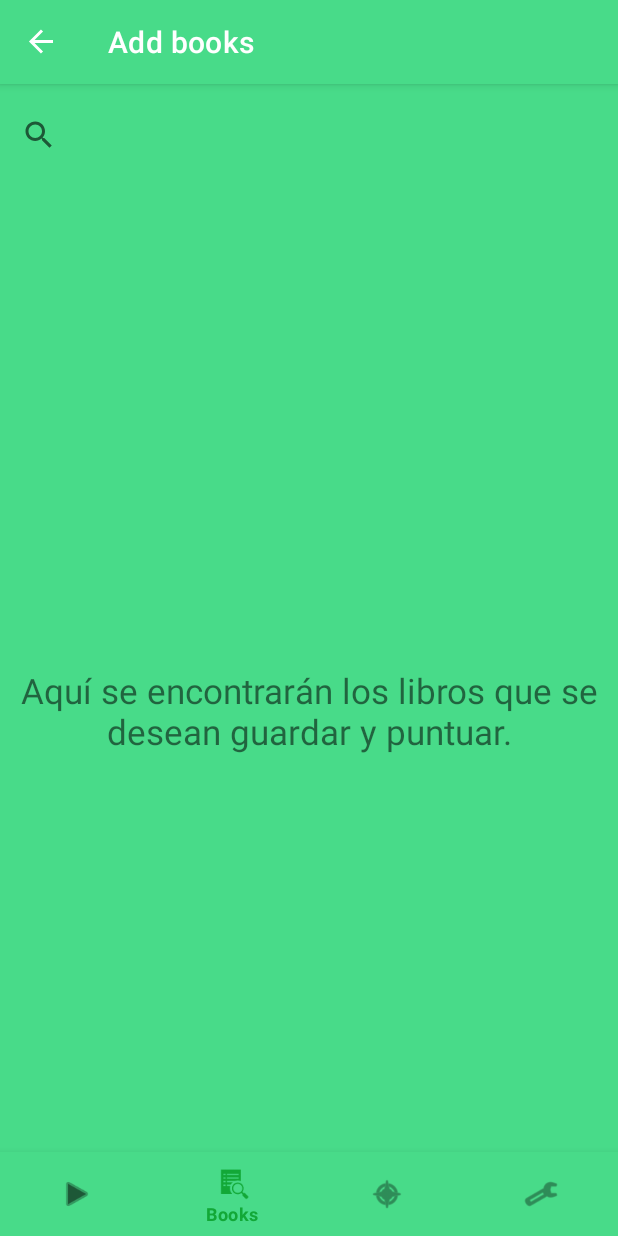
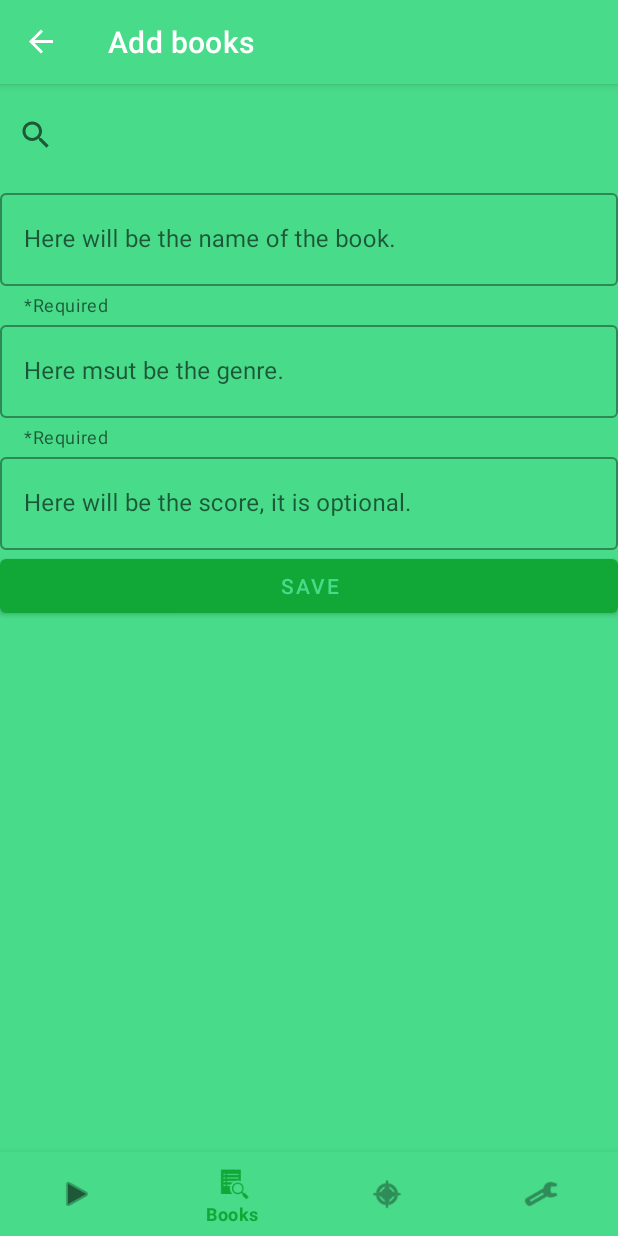
Before and after one commit to ceruz99/PathSeen, an Android app: the AddBooksFragment screen opened through its navigation route, on a phone screen of 412 x 824 dp. Run offline under Robolectric (Android 15) with nearby library versions, the phone set to English and light mode, and no system bars; our stand-ins replace Firebase (no records; nobody signed in at launch, a user with empty details on screens opened directly), navigation-ui.

Commit message:
Se logra almacenar libros en firestore.

```diff
--- a/app/src/main/java/com/example/pathseen/ui/AddBooks/AddBooksFragment.kt
+++ b/app/src/main/java/com/example/pathseen/ui/AddBooks/AddBooksFragment.kt
@@ -5,56 +5,48 @@ import androidx.fragment.app.Fragment
 import android.view.LayoutInflater
 import android.view.View
 import android.view.ViewGroup
+import android.widget.Toast
+import androidx.lifecycle.ViewModelProvider
+import androidx.navigation.fragment.findNavController
 import com.example.pathseen.R
+import com.example.pathseen.databinding.FragmentAddBooksBinding
 
-// TODO: Rename parameter arguments, choose names that match
-// the fragment initialization parameters, e.g. ARG_ITEM_NUMBER
-private const val ARG_PARAM1 = "param1"
-private const val ARG_PARAM2 = "param2"
+class AddBooksFragment : Fragment() {
 
-/**
- * A simple [Fragment] subclass.
- * Use the [AddBooksFragment.newInstance] factory method to
- * create an instance of this fragment.
- */
-class AddBooksFragment : Fragment() {
-    // TODO: Rename and change types of parameters
-    private var param1: String? = null
-    private var param2: String? = null
-
+    private var _binding: FragmentAddBooksBinding? = null
+    private val binding get() = _binding!!
     override fun onCreate(savedInstanceState: Bundle?) {
         super.onCreate(savedInstanceState)
-        arguments?.let {
-            param1 = it.getString(ARG_PARAM1)
-            param2 = it.getString(ARG_PARAM2)
-        }
     }
 
     override fun onCreateView(
         inflater: LayoutInflater, container: ViewGroup?,
         savedInstanceState: Bundle?
     ): View? {
-        // Inflate the layout for this fragment
-        return inflater.inflate(R.layout.fragment_add_books, container, false)
+        _binding = FragmentAddBooksBinding.inflate(inflater, container, false)
+        val root: View = binding.root
+
+        val addBooksViewModel = ViewModelProvider(this).get(AddBooksViewModel::class.java)
+
+        addBooksViewModel.errorMsg.observe(viewLifecycleOwner){errorMsg->
+            Toast.makeText(requireActivity(), errorMsg, Toast.LENGTH_LONG).show()
+        }
+
+        addBooksViewModel.createBookSuccess.observe(viewLifecycleOwner){
+            requireActivity().onBackPressedDispatcher.onBackPressed()
+        }
+
+        binding.saveButton.setOnClickListener(){
+            val nameBook= binding.booksExampleEditText.text.toString()
+            val genreBook= binding.genreBooksEditText.text.toString()
+            val scoreBook= binding.scoreBooksEditText.text.toString()
+            addBooksViewModel.saveBook(nameBook,genreBook,scoreBook)
+            //findNavController().navigate(R.id.action_addBooksFragment_to_navigation_books)
+        }
+
+        return root
+
+
     }
 
-    companion object {
-        /**
-         * Use this factory method to create a new instance of
-         * this fragment using the provided parameters.
-         *
-         * @param param1 Parameter 1.
-         * @param param2 Parameter 2.
-         * @return A new instance of fragment AddBooksFragment.
-         */
-        // TODO: Rename and change types and number of parameters
-        @JvmStatic
-        fun newInstance(param1: String, param2: String) =
-            AddBooksFragment().apply {
-                arguments = Bundle().apply {
-                    putString(ARG_PARAM1, param1)
-                    putString(ARG_PARAM2, param2)
-                }
-            }
-    }
 }
--- a/app/src/main/java/com/example/pathseen/ui/AddBooks/AddBooksViewModel.kt
+++ b/app/src/main/java/com/example/pathseen/ui/AddBooks/AddBooksViewModel.kt
@@ -1,6 +1,46 @@
 package com.example.pathseen.ui.AddBooks
 
+import androidx.lifecycle.LiveData
+import androidx.lifecycle.MutableLiveData
 import androidx.lifecycle.ViewModel
+import androidx.lifecycle.viewModelScope
+import com.example.pathseen.data.BooksRepository
+import com.example.pathseen.data.ResourceRemote
+import com.example.pathseen.model.Book
+import kotlinx.coroutines.launch
 
 class AddBooksViewModel: ViewModel() {
+
+    private val booksRepository = BooksRepository()
+
+    private val _errorMsg: MutableLiveData<String?> = MutableLiveData()
+    val errorMsg: LiveData<String?> = _errorMsg
+
+    private val _createBookSuccess: MutableLiveData<String?> = MutableLiveData()
+    val createBookSuccess: LiveData<String?> = _createBookSuccess
+    fun saveBook(nameBook: String, genreBook: String,scoreBook: String){
+        if(nameBook.isEmpty() || genreBook.isEmpty()){
+            _errorMsg.postValue("You must write an ID and a genre.")
+        }
+        else{
+            viewModelScope.launch {
+                val book= Book(name = nameBook, genre = genreBook, score = scoreBook)
+                val result = booksRepository.saveBook(book)
+                result.let{resourceRemote->
+                    when(resourceRemote){
+                        is ResourceRemote.Success -> {
+                            _errorMsg.postValue("The book has been saved")
+                            _createBookSuccess.postValue(resourceRemote.data)
+                        }
+                        is ResourceRemote.Error -> {
+                            val msg = resourceRemote.message
+                            _errorMsg.postValue(msg)
+                        }
+                        else -> {}
+                    }
+                }
+            }
+        }
+    }
+
 }
--- a/app/src/main/java/com/example/pathseen/ui/Options/OptionsFragment.kt
+++ b/app/src/main/java/com/example/pathseen/ui/Options/OptionsFragment.kt
@@ -14,8 +14,6 @@
 class OptionsFragment : Fragment() {
 
 private var _binding: FragmentOptionsBinding? = null
-  // This property is only valid between onCreateView and
-  // onDestroyView.
   private val binding get() = _binding!!
 
   override fun onCreateView(
--- a/app/src/main/res/layout/fragment_add_books.xml
+++ b/app/src/main/res/layout/fragment_add_books.xml
@@ -1,29 +1,95 @@
 <?xml version="1.0" encoding="utf-8"?>
-<androidx.constraintlayout.widget.ConstraintLayout xmlns:android="http://schemas.android.com/apk/res/android"
+<LinearLayout xmlns:android="http://schemas.android.com/apk/res/android"
+    xmlns:app="http://schemas.android.com/apk/res-auto"
     xmlns:tools="http://schemas.android.com/tools"
     android:layout_width="match_parent"
     android:layout_height="match_parent"
-    xmlns:app="http://schemas.android.com/apk/res-auto"
+    android:orientation="vertical"
     tools:context=".ui.AddBooks.AddBooksFragment">
-
-    <TextView
-        android:id="@+id/addbooks_text"
-        android:layout_width="wrap_content"
-        android:layout_height="wrap_content"
-        android:text="@string/info_addbooks"
-        android:textAlignment="center"
-        android:textSize="23sp"
-        app:layout_constraintBottom_toBottomOf="parent"
-        app:layout_constraintEnd_toEndOf="parent"
-        app:layout_constraintStart_toStartOf="parent"
-        app:layout_constraintTop_toBottomOf="@+id/searchView" />
 
     <SearchView
         android:id="@+id/searchView"
         android:layout_width="408dp"
-        android:layout_height="67dp"
-        app:layout_constraintEnd_toEndOf="parent"
-        app:layout_constraintStart_toStartOf="parent"
-        app:layout_constraintTop_toTopOf="parent" />
+        android:layout_height="67dp">
 
-</androidx.constraintlayout.widget.ConstraintLayout>
+    </SearchView>
+
+    <ScrollView
+        android:layout_width="match_parent"
+        android:layout_height="match_parent">
+
+        <LinearLayout
+            android:layout_width="match_parent"
+            android:layout_height="wrap_content"
+            android:orientation="vertical">
+
+
+            <com.google.android.material.textfield.TextInputLayout
+                android:id="@+id/booksExample_text_input_layout"
+                style="@style/Widget.MaterialComponents.TextInputLayout.OutlinedBox"
+                android:layout_width="match_parent"
+                android:layout_height="wrap_content"
+                app:helperText="@string/helperText">
+
+                <com.google.android.material.textfield.TextInputEditText
+                    android:id="@+id/booksExample_edit_text"
+                    android:layout_width="match_parent"
+                    android:layout_height="wrap_content"
+                    android:layout_marginTop="8dp"
+                    android:hint="@string/booksExample"
+                    android:padding="20dp"
+                    android:textColor="@color/black"
+                    android:textColorHighlight="@color/black"
+                    android:textColorHint="@color/black" />
+            </com.google.android.material.textfield.TextInputLayout>
+
+            <com.google.android.material.textfield.TextInputLayout
+                android:id="@+id/genreBooks_text_input_layout"
+                style="@style/Widget.MaterialComponents.TextInputLayout.OutlinedBox"
+                android:layout_width="match_parent"
+                android:layout_height="wrap_content"
+                app:helperText="@string/helperText">
+
+                <com.google.android.material.textfield.TextInputEditText
+                    android:id="@+id/genreBooks_edit_text"
+                    android:layout_width="match_parent"
+                    android:layout_height="wrap_content"
+                    android:layout_marginTop="8dp"
+                    android:hint="@string/genreExample"
+                    android:padding="20dp"
+                    android:textColor="@color/black"
+                    android:textColorHighlight="@color/black"
+                    android:textColorHint="@color/black" />
+            </com.google.android.material.textfield.TextInputLayout>
+
+            <com.google.android.material.textfield.TextInputLayout
+                android:id="@+id/scoreBooks_text_input_layout"
+                style="@style/Widget.MaterialComponents.TextInputLayout.OutlinedBox"
+                android:layout_width="match_parent"
+                android:layout_height="wrap_content">
+
+                <com.google.android.material.textfield.TextInputEditText
+                    android:id="@+id/scoreBooks_edit_text"
+                    android:layout_width="match_parent"
+                    android:layout_height="wrap_content"
+                    android:layout_marginTop="8dp"
+                    android:hint="@string/scoreExample"
+                    android:inputType="number"
+                    android:padding="20dp"
+                    android:textColor="@color/black"
+                    android:textColorHighlight="@color/black"
+                    android:textColorHint="@color/black"
+                    android:digits="12345"
+                    android:maxLength="1"/>
+            </com.google.android.material.textfield.TextInputLayout>
+
+            <Button
+                android:id="@+id/save_button"
+                android:layout_width="match_parent"
+                android:layout_height="wrap_content"
+                android:text="@string/saveButton" />
+        </LinearLayout>
+
+    </ScrollView>
+
+</LinearLayout>
--- a/app/src/main/res/values/strings.xml
+++ b/app/src/main/res/values/strings.xml
@@ -50,4 +50,8 @@
     <string name="nameExample"> </string>
     <string name="emailExample"> </string>
     <string name="genresExample"> </string>
+    <string name="booksExample">Here will be the name of the book.</string>
+    <string name="scoreExample">Here will be the score, it is optional.</string>
+    <string name="saveButton">Save</string>
+    <string name="genreExample">Here msut be the genre.</string>
 </resources>
```
Also changed, not shown: app/src/main/java/com/example/pathseen/data/BooksRepository.kt (added, +31 -0 lines), app/src/main/java/com/example/pathseen/model/Book.kt (added, +8 -0 lines).
